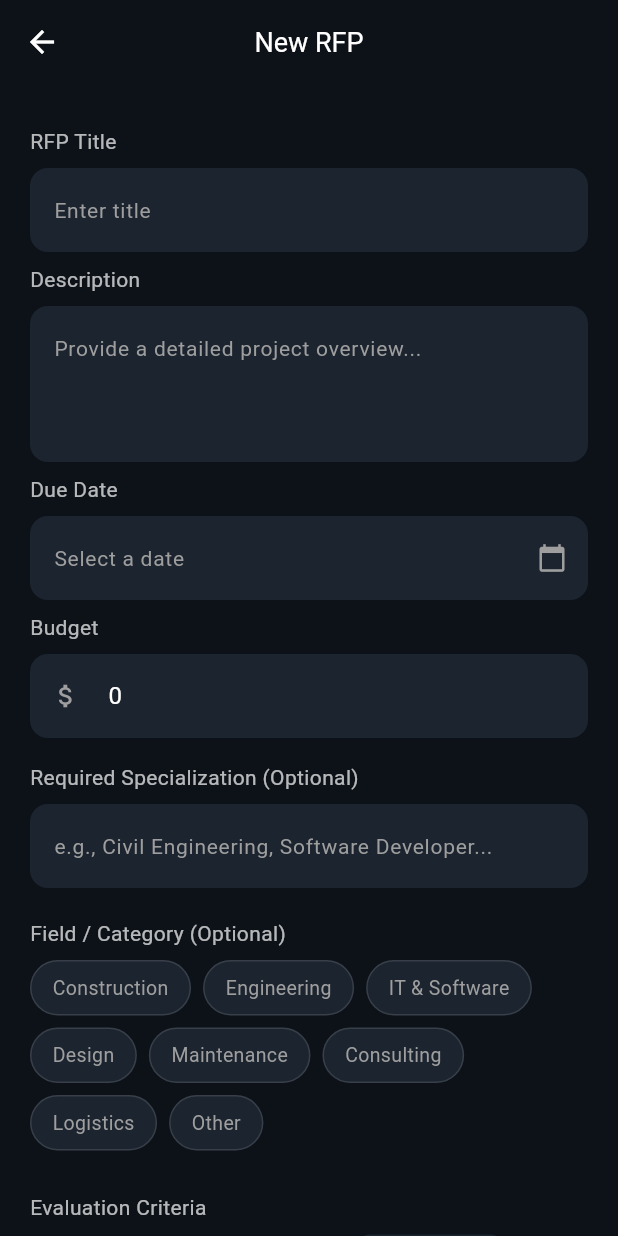
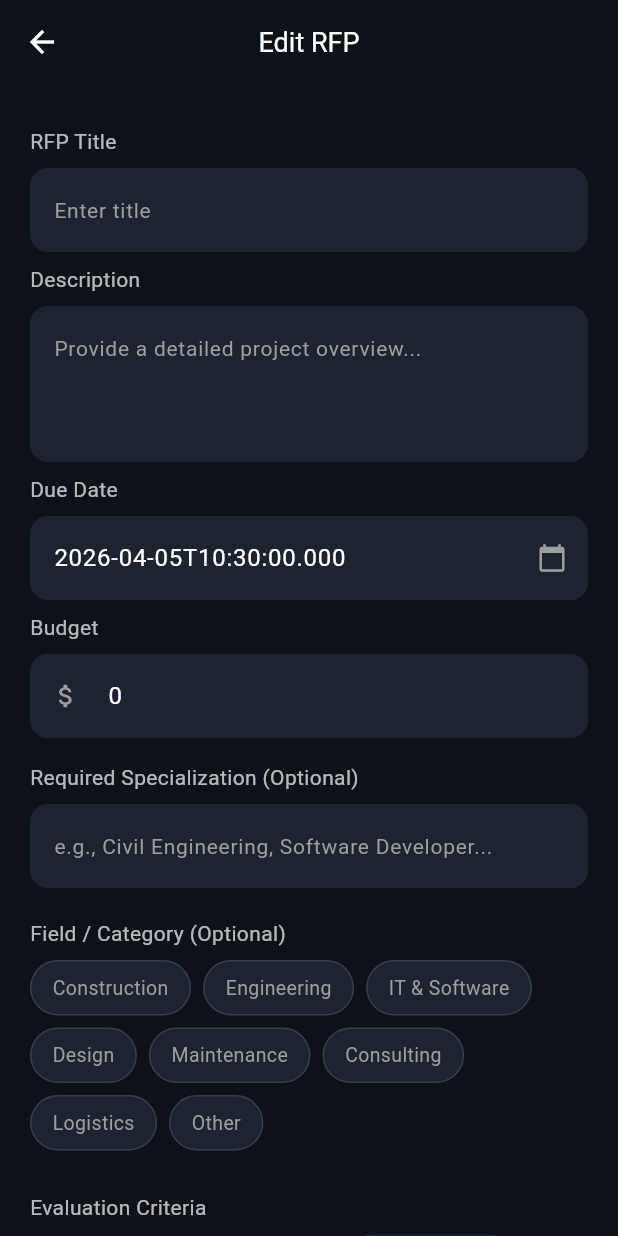
Before and after one commit to jojoo44/BidPlus_App, a Flutter app: the RFPDetailsScreen screen opened directly with empty values, after a tap on "Edit", on a phone screen of 412 x 824 dp. Run offline on Flutter 3.47's test engine with Material 3 defaults, Android fonts, the phone set to English and light mode, and no system bars; our stand-ins replace file_picker, supabase_flutter; accounts and stored records are empty.

Commit message:
fix: pass all RFP fields to edit screen

```diff
--- a/lib/create_rfp_screen.dart
+++ b/lib/create_rfp_screen.dart
@@ -6,7 +6,22 @@ import '../main.dart';
 class CreateRFPScreen extends StatefulWidget {
   final String? initialTitle;
   final String? initialBudget;
-  const CreateRFPScreen({super.key, this.initialTitle, this.initialBudget});
+  final String? initialDescription; // ✅ جديد
+  final String? initialDeadline; // ✅ جديد
+  final String? initialEvaluationCriteria; // ✅ جديد
+  final String? initialRequiredTag; // ✅ جديد
+  final String? rfpId; // ✅ جديد — لو موجود = edit mode
+
+  const CreateRFPScreen({
+    super.key,
+    this.initialTitle,
+    this.initialBudget,
+    this.initialDescription,
+    this.initialDeadline,
+    this.initialEvaluationCriteria,
+    this.initialRequiredTag,
+    this.rfpId,
+  });
 
   @override
   State<CreateRFPScreen> createState() => _CreateRFPScreenState();
@@ -37,15 +52,8 @@ class _CreateRFPScreenState extends State<CreateRFPScreen> {
     "Timeline",
   ];
 
-  List<Map<String, String>> criteriaList = [
-    {"name": "Cost", "weight": "40"},
-    {"name": "Experience", "weight": "60"},
-  ];
-
-  List<TextEditingController> weightControllers = [
-    TextEditingController(text: "40"),
-    TextEditingController(text: "60"),
-  ];
+  List<Map<String, String>> criteriaList = [];
+  List<TextEditingController> weightControllers = [];
 
   final List<Map<String, String>> _tags = [
     {"label": "Construction", "value": "construction"},
@@ -58,13 +66,51 @@ class _CreateRFPScreenState extends State<CreateRFPScreen> {
     {"label": "Other", "value": "other"},
   ];
 
+  bool get _isEditMode => widget.rfpId != null;
+
   @override
   void initState() {
     super.initState();
-    titleController = TextEditingController(text: widget.initialTitle ?? "");
-    budgetController = TextEditingController(text: widget.initialBudget ?? "");
-    descriptionController = TextEditingController();
-    deadlineController = TextEditingController();
+    titleController = TextEditingController(text: widget.initialTitle ?? '');
+    budgetController = TextEditingController(text: widget.initialBudget ?? '');
+    descriptionController = TextEditingController(
+      text: widget.initialDescription ?? '',
+    );
+    deadlineController = TextEditingController(
+      text: widget.initialDeadline ?? '',
+    );
+    _selectedRequiredTag = widget.initialRequiredTag;
+
+    // ── parse evaluation criteria من النص المحفوظ ──
+    // الصيغة: "Cost:40%, Experience:60%"
+    if (widget.initialEvaluationCriteria != null &&
+        widget.initialEvaluationCriteria!.isNotEmpty) {
+      final parts = widget.initialEvaluationCriteria!.split(',');
+      for (final part in parts) {
+        final trimmed = part.trim();
+        final colonIdx = trimmed.indexOf(':');
+        if (colonIdx == -1) continue;
+        final name = trimmed.substring(0, colonIdx).trim();
+        final weight = trimmed
+            .substring(colonIdx + 1)
+            .trim()
+            .replaceAll('%', '');
+        criteriaList.add({'name': name, 'weight': weight});
+        weightControllers.add(TextEditingController(text: weight));
+      }
+    }
+
+    // لو ما في criteria → ضع القيم الافتراضية
+    if (criteriaList.isEmpty) {
+      criteriaList = [
+        {'name': 'Cost', 'weight': '40'},
+        {'name': 'Experience', 'weight': '60'},
+      ];
+      weightControllers = [
+        TextEditingController(text: '40'),
+        TextEditingController(text: '60'),
+      ];
+    }
   }
 
   @override
@@ -88,14 +134,14 @@ class _CreateRFPScreenState extends State<CreateRFPScreen> {
     );
     if (picked != null) {
       deadlineController.text =
-          "${picked.year}-${picked.month.toString().padLeft(2, "0")}-${picked.day.toString().padLeft(2, "0")}";
+          '${picked.year}-${picked.month.toString().padLeft(2, '0')}-${picked.day.toString().padLeft(2, '0')}';
     }
   }
 
   Future<void> _pickAndUploadFile() async {
     final result = await FilePicker.platform.pickFiles(
       type: FileType.custom,
-      allowedExtensions: ["pdf", "doc", "docx", "png", "jpg", "jpeg"],
+      allowedExtensions: ['pdf', 'doc', 'docx', 'png', 'jpg', 'jpeg'],
       allowMultiple: true,
       withData: true,
     );
@@ -107,12 +153,12 @@ class _CreateRFPScreenState extends State<CreateRFPScreen> {
         if (fileBytes == null) continue;
         final userId = supabase.auth.currentUser!.id;
         final fileName =
-            "$userId/${DateTime.now().millisecondsSinceEpoch}_${file.name}";
+            '$userId/${DateTime.now().millisecondsSinceEpoch}_${file.name}';
         await supabase.storage
-            .from("rfp-attachments")
+            .from('rfp-attachments')
             .uploadBinary(fileName, fileBytes);
         final publicUrl = supabase.storage
-            .from("rfp-attachments")
+            .from('rfp-attachments')
             .getPublicUrl(fileName);
         setState(() {
           _pickedFiles.add(file);
@@ -121,14 +167,14 @@ class _CreateRFPScreenState extends State<CreateRFPScreen> {
       }
       ScaffoldMessenger.of(context).showSnackBar(
         const SnackBar(
-          content: Text("Files uploaded!"),
+          content: Text('Files uploaded!'),
           backgroundColor: Colors.green,
         ),
       );
     } catch (e) {
       ScaffoldMessenger.of(
         context,
-      ).showSnackBar(SnackBar(content: Text("Upload failed: $e")));
+      ).showSnackBar(SnackBar(content: Text('Upload failed: $e')));
     } finally {
       setState(() => _isUploadingFile = false);
     }
@@ -139,35 +185,35 @@ class _CreateRFPScreenState extends State<CreateRFPScreen> {
     _uploadedUrls.removeAt(index);
   });
 
-  Future<void> _createRFP() async {
+  Future<void> _saveRFP() async {
     if (titleController.text.isEmpty) {
       ScaffoldMessenger.of(
         context,
-      ).showSnackBar(const SnackBar(content: Text("Please enter RFP Title")));
+      ).showSnackBar(const SnackBar(content: Text('Please enter RFP Title')));
       return;
     }
     if (descriptionController.text.isEmpty) {
       ScaffoldMessenger.of(
         context,
-      ).showSnackBar(const SnackBar(content: Text("Please enter Description")));
+      ).showSnackBar(const SnackBar(content: Text('Please enter Description')));
       return;
     }
     if (deadlineController.text.isEmpty) {
       ScaffoldMessenger.of(
         context,
-      ).showSnackBar(const SnackBar(content: Text("Please select a Due Date")));
+      ).showSnackBar(const SnackBar(content: Text('Please select a Due Date')));
       return;
     }
     if (budgetController.text.isEmpty) {
       ScaffoldMessenger.of(
         context,
-      ).showSnackBar(const SnackBar(content: Text("Please enter Budget")));
+      ).showSnackBar(const SnackBar(content: Text('Please enter Budget')));
       return;
     }
     if (criteriaList.isEmpty) {
       ScaffoldMessenger.of(context).showSnackBar(
         const SnackBar(
-          content: Text("Please add at least one Evaluation Criterion"),
+          content: Text('Please add at least one Evaluation Criterion'),
         ),
       );
       return;
@@ -179,58 +225,77 @@ class _CreateRFPScreenState extends State<CreateRFPScreen> {
       final criteriaJson = criteriaList
           .asMap()
           .entries
-          .map((e) => "${e.value["name"]}:${weightControllers[e.key].text}%")
-          .join(", ");
+          .map((e) => '${e.value['name']}:${weightControllers[e.key].text}%')
+          .join(', ');
 
-      await supabase
-          .from("RFP")
-          .insert({
-            "title": titleController.text.trim(),
-            "description": descriptionController.text.trim(),
-            "budget": double.tryParse(budgetController.text) ?? 0,
-            "deadline": deadlineController.text.isEmpty
+      final payload = {
+        'title': titleController.text.trim(),
+        'description': descriptionController.text.trim(),
+        'budget': double.tryParse(budgetController.text) ?? 0,
+        'deadline': deadlineController.text.isEmpty
             ? null
             : deadlineController.text,
-            "status": "Draft",
-            "evaluationCriteria": criteriaJson,
-            "creatorUser": userId,
-            "creationDate": DateTime.now().toIso8601String().split("T")[0],
-            "requiredSpecialization":
-                _requiredSpecController.text.trim().isEmpty
+        'evaluationCriteria': criteriaJson,
+        'requiredSpecialization': _requiredSpecController.text.trim().isEmpty
             ? null
             : _requiredSpecController.text.trim(),
-            "requiredTag": _selectedRequiredTag,
+        'requiredTag': _selectedRequiredTag,
+      };
+
+      if (_isEditMode) {
+        // ── Edit mode → update ──
+        await supabase.from('RFP').update(payload).eq('rfpID', widget.rfpId!);
+
+        if (mounted) {
+          ScaffoldMessenger.of(context).showSnackBar(
+            const SnackBar(
+              content: Text('RFP updated!'),
+              backgroundColor: Colors.green,
+            ),
+          );
+          Navigator.pop(context);
+        }
+      } else {
+        // ── Create mode → insert ──
+        final newRfp = await supabase
+            .from('RFP')
+            .insert({
+              ...payload,
+              'status': 'Draft',
+              'creatorUser': userId,
+              'creationDate': DateTime.now().toIso8601String().split('T')[0],
             })
-          .select("rfpID")
+            .select('rfpID')
             .single();
 
         for (int i = 0; i < _pickedFiles.length; i++) {
-        await supabase.from("Document").insert({
-          "fullName": _pickedFiles[i].name,
-          "fileURL": _uploadedUrls[i],
-          "uploadDate": DateTime.now().toIso8601String().split("T")[0],
-          "uploader": userId,
-          "uploadType": "RFP_Attachment",
+          await supabase.from('Document').insert({
+            'fullName': _pickedFiles[i].name,
+            'fileURL': _uploadedUrls[i],
+            'uploadDate': DateTime.now().toIso8601String().split('T')[0],
+            'uploader': userId,
+            'uploadType': 'RFP_Attachment',
           });
         }
 
         if (mounted) {
           ScaffoldMessenger.of(context).showSnackBar(
             const SnackBar(
-            content: Text("RFP created!"),
+              content: Text('RFP created!'),
               backgroundColor: Colors.green,
             ),
           );
           Navigator.pop(context);
         }
+      }
     } on PostgrestException catch (e) {
       ScaffoldMessenger.of(
         context,
-      ).showSnackBar(SnackBar(content: Text("Error: ${e.message}")));
+      ).showSnackBar(SnackBar(content: Text('Error: ${e.message}')));
     } catch (e) {
       ScaffoldMessenger.of(
         context,
-      ).showSnackBar(SnackBar(content: Text("Error: $e")));
+      ).showSnackBar(SnackBar(content: Text('Error: $e')));
     } finally {
       setState(() => _isLoading = false);
     }
@@ -247,9 +312,9 @@ class _CreateRFPScreenState extends State<CreateRFPScreen> {
           icon: const Icon(Icons.arrow_back, color: Colors.white),
           onPressed: () => Navigator.pop(context),
         ),
-        title: const Text(
-          "New RFP",
-          style: TextStyle(color: Colors.white, fontSize: 18),
+        title: Text(
+          _isEditMode ? 'Edit RFP' : 'New RFP', // ✅ العنوان يتغير
+          style: const TextStyle(color: Colors.white, fontSize: 18),
         ),
         centerTitle: true,
       ),
@@ -258,57 +323,54 @@ class _CreateRFPScreenState extends State<CreateRFPScreen> {
         child: Column(
           crossAxisAlignment: CrossAxisAlignment.start,
           children: [
-            _buildLabel("RFP Title"),
-            _buildTextField("Enter title", controller: titleController),
+            _buildLabel('RFP Title'),
+            _buildTextField('Enter title', controller: titleController),
 
-            _buildLabel("Description"),
+            _buildLabel('Description'),
             _buildTextField(
-              "Provide a detailed project overview...",
+              'Provide a detailed project overview...',
               maxLines: 3,
               controller: descriptionController,
             ),
 
-            _buildLabel("Due Date"),
+            _buildLabel('Due Date'),
             GestureDetector(
               onTap: _pickDate,
               child: AbsorbPointer(
                 child: _buildTextField(
-                  "Select a date",
+                  'Select a date',
                   controller: deadlineController,
                   suffixIcon: Icons.calendar_today,
                 ),
               ),
             ),
 
-            _buildLabel("Budget"),
+            _buildLabel('Budget'),
             _buildTextField(
-              "Enter estimated budget",
+              'Enter estimated budget',
               controller: budgetController,
               prefixIcon: Icons.attach_money,
               keyboardType: TextInputType.number,
             ),
 
-            // ============================================
-            // التخصص المطلوب
-            // ============================================
             const SizedBox(height: 8),
-            _buildLabel("Required Specialization (Optional)"),
+            _buildLabel('Required Specialization (Optional)'),
             _buildTextField(
-              "e.g., Civil Engineering, Software Developer...",
+              'e.g., Civil Engineering, Software Developer...',
               controller: _requiredSpecController,
             ),
 
             const SizedBox(height: 12),
-            _buildLabel("Field / Category (Optional)"),
+            _buildLabel('Field / Category (Optional)'),
             Wrap(
               spacing: 8,
               runSpacing: 8,
               children: _tags.map((tag) {
-                final isSelected = _selectedRequiredTag == tag["value"];
+                final isSelected = _selectedRequiredTag == tag['value'];
                 return GestureDetector(
                   onTap: () => setState(
                     () =>
-                        _selectedRequiredTag = isSelected ? null : tag["value"],
+                        _selectedRequiredTag = isSelected ? null : tag['value'],
                   ),
                   child: Container(
                     padding: const EdgeInsets.symmetric(
@@ -323,7 +385,7 @@ class _CreateRFPScreenState extends State<CreateRFPScreen> {
                       ),
                     ),
                     child: Text(
-                      tag["label"]!,
+                      tag['label']!,
                       style: TextStyle(
                         color: isSelected ? Colors.white : Colors.grey,
                         fontSize: 13,
@@ -335,7 +397,7 @@ class _CreateRFPScreenState extends State<CreateRFPScreen> {
             ),
 
             const SizedBox(height: 20),
-            _buildLabel("Evaluation Criteria"),
+            _buildLabel('Evaluation Criteria'),
             ...criteriaList.asMap().entries.map((entry) {
               int idx = entry.key;
               return Padding(
@@ -346,7 +408,7 @@ class _CreateRFPScreenState extends State<CreateRFPScreen> {
                     const SizedBox(width: 10),
                     Expanded(
                       child: _buildTextField(
-                        "Wt.",
+                        'Wt.',
                         isSmall: true,
                         controller: weightControllers[idx],
                         keyboardType: TextInputType.number,
@@ -370,20 +432,20 @@ class _CreateRFPScreenState extends State<CreateRFPScreen> {
 
             GestureDetector(
               onTap: () => setState(() {
-                criteriaList.add({"name": "Cost", "weight": "0"});
-                weightControllers.add(TextEditingController(text: "0"));
+                criteriaList.add({'name': 'Cost', 'weight': '0'});
+                weightControllers.add(TextEditingController(text: '0'));
               }),
-              child: _buildDashedButton("+ Add Criterion"),
+              child: _buildDashedButton('+ Add Criterion'),
             ),
 
             const SizedBox(height: 20),
-            _buildLabel("Attachments"),
+            _buildLabel('Attachments'),
             ..._pickedFiles.asMap().entries.map((entry) {
               final idx = entry.key;
               final file = entry.value;
               return _buildUploadedFileTile(
                 file.name,
-                "${(file.size / 1024).toStringAsFixed(1)} KB",
+                '${(file.size / 1024).toStringAsFixed(1)} KB',
                 () => _removeFile(idx),
               );
             }),
@@ -418,7 +480,7 @@ class _CreateRFPScreenState extends State<CreateRFPScreen> {
                           ),
                           SizedBox(width: 8),
                           Text(
-                            "+ Add Attachments",
+                            '+ Add Attachments',
                             style: TextStyle(color: Colors.grey),
                           ),
                         ],
@@ -437,12 +499,12 @@ class _CreateRFPScreenState extends State<CreateRFPScreen> {
                     borderRadius: BorderRadius.circular(12),
                   ),
                 ),
-                onPressed: _isLoading ? null : _createRFP,
+                onPressed: _isLoading ? null : _saveRFP,
                 child: _isLoading
                     ? const CircularProgressIndicator(color: Colors.white)
-                    : const Text(
-                        "Create RFP",
-                        style: TextStyle(
+                    : Text(
+                        _isEditMode ? 'Save Changes' : 'Create RFP', // ✅
+                        style: const TextStyle(
                           color: Colors.white,
                           fontWeight: FontWeight.bold,
                         ),
@@ -503,7 +565,7 @@ class _CreateRFPScreenState extends State<CreateRFPScreen> {
     ),
     child: DropdownButtonHideUnderline(
       child: DropdownButton<String>(
-        value: criteriaList[index]["name"],
+        value: criteriaList[index]['name'],
         dropdownColor: fieldColor,
         items: standardCriteria
             .map(
@@ -513,7 +575,7 @@ class _CreateRFPScreenState extends State<CreateRFPScreen> {
               ),
             )
             .toList(),
-        onChanged: (val) => setState(() => criteriaList[index]["name"] = val!),
+        onChanged: (val) => setState(() => criteriaList[index]['name'] = val!),
       ),
     ),
   );
--- a/lib/rfp_details_screen.dart
+++ b/lib/rfp_details_screen.dart
@@ -5,7 +5,6 @@ import 'review_publish_screen.dart';
 import '../main.dart';
 
 class RFPDetailsScreen extends StatefulWidget {
-  // استقبل الـ rfpId من الداشبورد
   final String rfpId;
   const RFPDetailsScreen({super.key, required this.rfpId});
 
@@ -28,9 +27,6 @@ class _RFPDetailsScreenState extends State<RFPDetailsScreen> {
     _loadRFP();
   }
 
-  // ============================================
-  // جيب بيانات الـ RFP من Supabase
-  // ============================================
   Future<void> _loadRFP() async {
     try {
       final data = await supabase
@@ -53,9 +49,6 @@ class _RFPDetailsScreenState extends State<RFPDetailsScreen> {
     }
   }
 
-  // ============================================
-  // حذف / إلغاء الـ RFP → يغيّر status لـ Cancelled
-  // ============================================
   Future<void> _cancelRFP() async {
     setState(() => _isDeleting = true);
     try {
@@ -65,7 +58,7 @@ class _RFPDetailsScreenState extends State<RFPDetailsScreen> {
           .eq('rfpID', widget.rfpId);
 
       if (mounted) {
-        Navigator.pop(context); // ارجع للداشبورد
+        Navigator.pop(context);
         ScaffoldMessenger.of(context).showSnackBar(
           const SnackBar(content: Text('RFP has been cancelled.')),
         );
@@ -78,9 +71,6 @@ class _RFPDetailsScreenState extends State<RFPDetailsScreen> {
     }
   }
 
-  // ============================================
-  // Dialog تأكيد الإلغاء
-  // ============================================
   void _showCancelDialog() {
     showDialog(
       context: context,
@@ -163,9 +153,6 @@ class _RFPDetailsScreenState extends State<RFPDetailsScreen> {
     );
   }
 
-  // ============================================
-  // UI
-  // ============================================
   @override
   Widget build(BuildContext context) {
     return Scaffold(
@@ -197,7 +184,6 @@ class _RFPDetailsScreenState extends State<RFPDetailsScreen> {
               child: Column(
                 crossAxisAlignment: CrossAxisAlignment.start,
                 children: [
-                  // بطاقة العنوان والحالة
                   Container(
                     width: double.infinity,
                     padding: const EdgeInsets.all(20),
@@ -248,8 +234,6 @@ class _RFPDetailsScreenState extends State<RFPDetailsScreen> {
                   ],
 
                   const SizedBox(height: 40),
-
-                  // الأزرار — تتغير حسب الـ status
                   _buildActionButtons(),
                   const SizedBox(height: 20),
                 ],
@@ -258,13 +242,9 @@ class _RFPDetailsScreenState extends State<RFPDetailsScreen> {
     );
   }
 
-  // ============================================
-  // الأزرار تتغير حسب الـ status
-  // ============================================
   Widget _buildActionButtons() {
     final status = _rfp!['status'];
 
-    // لو منشور → ما في Edit أو Publish
     if (status == 'Published') {
       return Container(
         width: double.infinity,
@@ -291,10 +271,8 @@ class _RFPDetailsScreenState extends State<RFPDetailsScreen> {
       );
     }
 
-    // لو Draft → إظهار أزرار Edit & Publish
     return Row(
       children: [
-        // زر الإلغاء
         _buildActionButton(
           Icons.delete_outline,
           Colors.red,
@@ -304,7 +282,6 @@ class _RFPDetailsScreenState extends State<RFPDetailsScreen> {
         ),
         const SizedBox(width: 12),
 
-        // زر التعديل
         Expanded(
           child: _buildActionButton(
             null,
@@ -316,18 +293,23 @@ class _RFPDetailsScreenState extends State<RFPDetailsScreen> {
                 context,
                 MaterialPageRoute(
                   builder: (_) => CreateRFPScreen(
+                    // ✅ نمرر كل البيانات
                     initialTitle: _rfp!['title'],
                     initialBudget: _rfp!['budget']?.toString(),
+                    initialDescription: _rfp!['description'],
+                    initialDeadline: _rfp!['deadline'],
+                    initialEvaluationCriteria: _rfp!['evaluationCriteria'],
+                    initialRequiredTag: _rfp!['requiredTag'],
+                    rfpId: widget.rfpId, // ✅ عشان يعرف يعدّل مو يضيف جديد
                   ),
                 ),
               );
-              _loadRFP(); // حدّث البيانات بعد التعديل
+              _loadRFP();
             },
           ),
         ),
         const SizedBox(width: 12),
 
-        // زر النشر → يفتح Review & Publish
         Expanded(
           child: _buildActionButton(
             null,
@@ -342,7 +324,7 @@ class _RFPDetailsScreenState extends State<RFPDetailsScreen> {
                   builder: (_) => ReviewPublishScreen(rfpId: widget.rfpId),
                 ),
               );
-              _loadRFP(); // حدّث البيانات بعد الرجوع
+              _loadRFP();
             },
           ),
         ),
@@ -350,9 +332,6 @@ class _RFPDetailsScreenState extends State<RFPDetailsScreen> {
     );
   }
 
-  // ============================================
-  // Widgets مساعدة
-  // ============================================
   Widget _buildStatusBadge(String? status) {
     Color color;
     switch (status) {
```
Also changed, not shown: pubspec.lock. Lines whose indentation alone changed are shown as unchanged.
